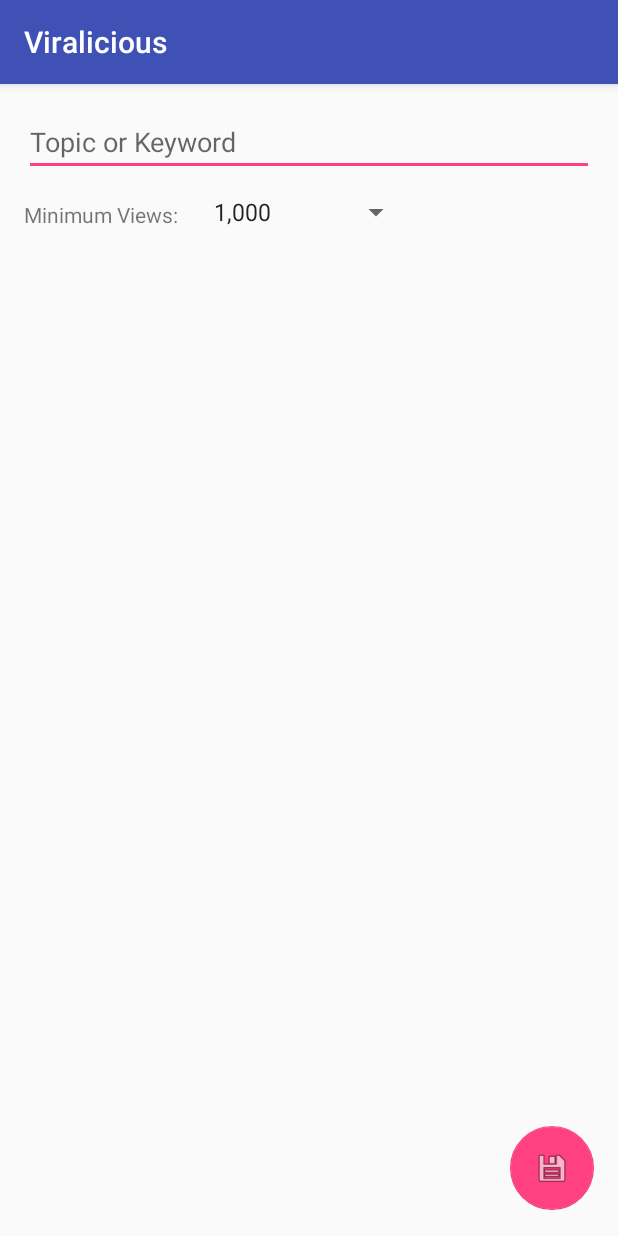
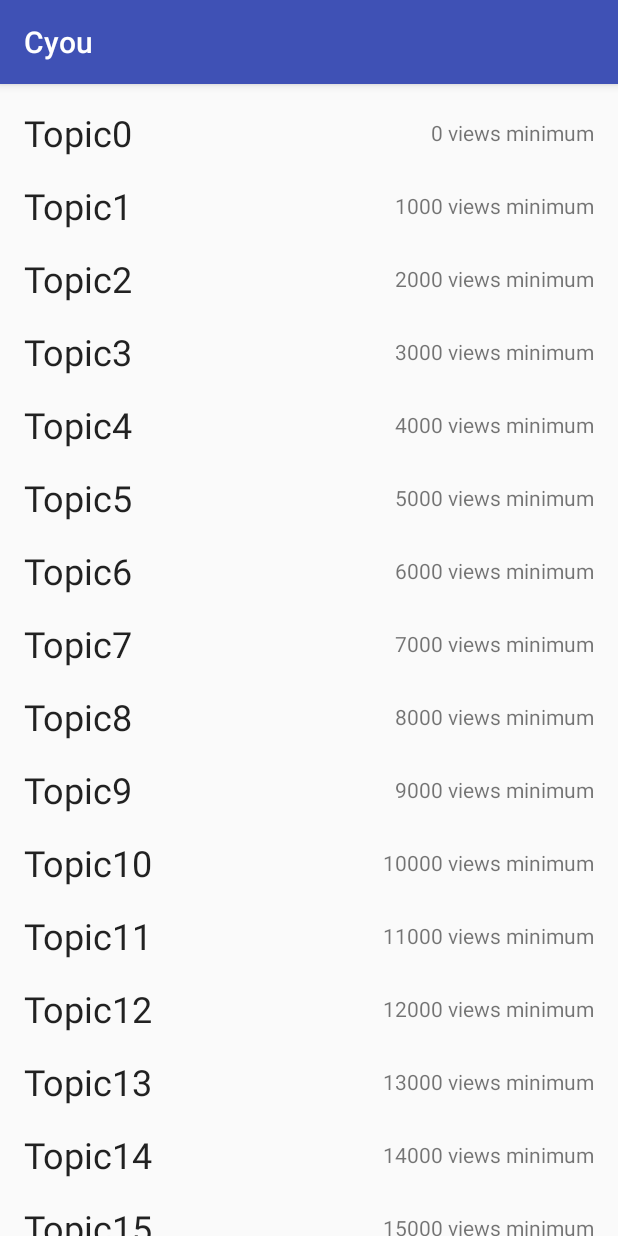
Before and after one commit to tkamat/Youwatch, an Android app: the screen it shows after launch (TopicPickerActivity before the commit, TopicRecyclerActivity after it), on a phone screen of 412 x 824 dp. Run offline under Robolectric (Android 15) with nearby library versions, the phone set to English and light mode, and no system bars.

Commit message:
Renamed app to Cyou

```diff
--- a/app/src/main/AndroidManifest.xml
+++ b/app/src/main/AndroidManifest.xml
@@ -1,6 +1,6 @@
 <manifest xmlns:android="http://schemas.android.com/apk/res/android"
 
-          package="com.tkamat.android.viralicious"
+          package="com.tkamat.android.cyou"
 >
 
     <application android:allowBackup="true"
@@ -9,7 +9,9 @@
                  android:roundIcon="@mipmap/ic_launcher_round"
                  android:supportsRtl="true"
                  android:theme="@style/AppTheme">
-        <activity android:name=".TopicPickerActivity">
+        <activity android:name="com.tkamat.android.cyou.TopicPickerActivity">
+        </activity>
+        <activity android:name="com.tkamat.android.cyou.TopicRecyclerActivity">
             <intent-filter>
                 <action android:name="android.intent.action.MAIN"/>
                 <category android:name="android.intent.category.LAUNCHER"/>
--- a/app/src/main/java/com/tkamat/android/viralicious/Topic.java
+++ b/app/src/main/java/com/tkamat/android/cyou/Topic.java
@@ -1,13 +1,17 @@
-package com.tkamat.android.viralicious;
+package com.tkamat.android.cyou;
 
 
+import java.util.UUID;
+
 public class Topic {
+    private UUID mID;
     private String mTopicName;
     private int mMinViews;
 
     public Topic(String mTopicName, int mMinViews) {
         this.mTopicName = mTopicName;
         this.mMinViews = mMinViews;
+        this.mID = UUID.randomUUID();
     }
 
     public String getmTopicName() {
@@ -25,4 +29,12 @@
     public void setmMinViews(int mMinViews) {
         this.mMinViews = mMinViews;
     }
+
+    public UUID getmID() {
+        return mID;
+    }
+
+    public void setmID(UUID mID) {
+        this.mID = mID;
+    }
 }
--- a/app/src/main/java/com/tkamat/android/viralicious/TopicList.java
+++ b/app/src/main/java/com/tkamat/android/cyou/TopicList.java
@@ -1,8 +1,11 @@
-package com.tkamat.android.viralicious;
+package com.tkamat.android.cyou;
 
 import android.content.Context;
 import android.database.sqlite.SQLiteDatabase;
 import database.TopicDatabaseHelper;
+
+import java.util.ArrayList;
+import java.util.List;
 
 public class TopicList {
     private static TopicList sTopicList;
@@ -21,5 +24,12 @@
             return sTopicList;
     }
 
+    public List<Topic> getTopics() {
+        List<Topic> test = new ArrayList<>();
+        for (int i = 0; i < 100; i++) {
+            test.add(new Topic("Topic" + i, 1000*i));
+        }
+        return test;
+    }
 
 }
--- a/app/src/main/java/com/tkamat/android/viralicious/TopicPickerFragment.java
+++ b/app/src/main/java/com/tkamat/android/cyou/TopicPickerFragment.java
@@ -1,10 +1,7 @@
-package com.tkamat.android.viralicious;
+package com.tkamat.android.cyou;
 
-import android.content.Context;
-import android.net.Uri;
 import android.os.Bundle;
 import android.support.v4.app.Fragment;
-import android.view.KeyEvent;
 import android.view.LayoutInflater;
 import android.view.View;
 import android.view.ViewGroup;
--- /dev/null
+++ b/app/src/main/java/com/tkamat/android/cyou/TopicRecyclerActivity.java
@@ -0,0 +1,30 @@
+package com.tkamat.android.cyou;
+
+import android.os.Bundle;
+import android.support.annotation.Nullable;
+import android.support.v4.app.Fragment;
+import android.support.v4.app.FragmentManager;
+import android.support.v7.app.AppCompatActivity;
+
+/**
+ * @author Tushaar Kamat
+ * @version 9/8/17
+ */
+
+public class TopicRecyclerActivity extends AppCompatActivity {
+
+    @Override
+    protected void onCreate(@Nullable Bundle savedInstanceState) {
+        super.onCreate(savedInstanceState);
+        setContentView(R.layout.activity_fragment);
+
+        FragmentManager fm = getSupportFragmentManager();
+        Fragment fragment = fm.findFragmentById(R.id.fragment_container);
+
+        if (fragment == null) {
+            fragment = TopicRecyclerFragment.newInstance();
+            fm.beginTransaction().add(R.id.fragment_container, fragment).commit();
+        }
+    }
+
+}
--- /dev/null
+++ b/app/src/main/java/com/tkamat/android/cyou/TopicRecyclerFragment.java
@@ -0,0 +1,111 @@
+package com.tkamat.android.cyou;
+
+import android.content.Intent;
+import android.os.Bundle;
+import android.support.annotation.Nullable;
+import android.support.v4.app.Fragment;
+import android.support.v7.widget.LinearLayoutManager;
+import android.support.v7.widget.RecyclerView;
+import android.view.LayoutInflater;
+import android.view.View;
+import android.view.ViewGroup;
+import android.widget.TextView;
+
+import java.util.List;
+
+public class TopicRecyclerFragment extends Fragment {
+    private RecyclerView mTopicRecyclerView;
+    private TopicAdapter mTopicAdapter;
+
+    @Override
+    public void onCreate(@Nullable Bundle savedInstanceState) {
+        super.onCreate(savedInstanceState);
+        setHasOptionsMenu(true);
+    }
+
+    @Nullable
+    @Override
+    public View onCreateView(LayoutInflater inflater, @Nullable ViewGroup container, @Nullable Bundle savedInstanceState) {
+        View v = inflater.inflate(R.layout.fragment_topic_list, container, false);
+        mTopicRecyclerView = (RecyclerView) v.findViewById(R.id.topic_recycler_view);
+        mTopicRecyclerView.setLayoutManager(new LinearLayoutManager(getActivity()));
+        updateUI();
+
+        return v;
+    }
+
+    public static TopicRecyclerFragment newInstance() {
+        TopicRecyclerFragment fragment = new TopicRecyclerFragment();
+        Bundle args = new Bundle();
+        fragment.setArguments(args);
+        return fragment;
+    }
+
+    private void updateUI() {
+        TopicList topicList = TopicList.get(getActivity());
+        List<Topic> topics = topicList.getTopics();
+
+        if (mTopicAdapter == null) {
+            mTopicAdapter = new TopicAdapter(topics);
+            mTopicRecyclerView.setAdapter(mTopicAdapter);
+        } else {
+            mTopicAdapter.setmTopics(topics);
+            mTopicAdapter.notifyDataSetChanged();
+        }
+    }
+
+    private class TopicHolder extends RecyclerView.ViewHolder implements View.OnClickListener {
+        private Topic mTopic;
+        private TextView mTopicText;
+        private TextView mMinimumViews;
+
+        public TopicHolder(LayoutInflater inflater, ViewGroup parent) {
+            super(inflater.inflate(R.layout.list_item_topic, parent, false));
+            mTopicText = (TextView) itemView.findViewById(R.id.topic_text);
+            mMinimumViews = (TextView) itemView.findViewById(R.id.minimum_views);
+            itemView.setOnClickListener(this);
+        }
+
+        public void bind(Topic topic) {
+            mTopic = topic;
+            mTopicText.setText(mTopic.getmTopicName());
+            mMinimumViews.setText(mTopic.getmMinViews() + " views minimum");
+        }
+
+        @Override
+        public void onClick(View view) {
+            Intent intent = TopicPickerActivity.newIntent(getActivity(), mTopic.getmID());
+            startActivity(intent);
+        }
+    }
+
+    private class TopicAdapter extends RecyclerView.Adapter<TopicHolder> {
+        private List<Topic> mTopics;
+
+        public TopicAdapter(List<Topic> mTopics) {
+            this.mTopics = mTopics;
+        }
+
+        @Override
+        public TopicHolder onCreateViewHolder(ViewGroup parent, int viewType) {
+            LayoutInflater layoutInflater = LayoutInflater.from(getActivity());
+            return new TopicHolder(layoutInflater, parent);
+        }
+
+        @Override
+        public void onBindViewHolder(TopicHolder holder, int position) {
+            Topic topic = mTopics.get(position);
+            holder.bind(topic);
+        }
+
+        @Override
+        public int getItemCount() {
+            return mTopics.size();
+        }
+
+        public void setmTopics(List<Topic> mTopics) {
+            this.mTopics = mTopics;
+        }
+    }
+
+}
--- a/app/src/main/java/database/TopicDatabaseHelper.java
+++ b/app/src/main/java/database/TopicDatabaseHelper.java
@@ -3,7 +3,6 @@
 import android.content.Context;
 import android.database.sqlite.SQLiteDatabase;
 import android.database.sqlite.SQLiteOpenHelper;
-import com.tkamat.android.viralicious.Topic;
 
 import static database.TopicDatabaseSchema.*;
 
@@ -21,6 +20,7 @@
     public void onCreate(SQLiteDatabase sqLiteDatabase) {
         sqLiteDatabase.execSQL("create table " + TopicTable.NAME + "(" +
                 " _id integer primary key autoincrement, " +
+                TopicTable.Cols.UUID + ", " +
                 TopicTable.Cols.TOPIC + ", " +
                 TopicTable.Cols.VIEWS + ")"
         );
--- a/app/src/main/java/database/TopicDatabaseSchema.java
+++ b/app/src/main/java/database/TopicDatabaseSchema.java
@@ -1,15 +1,11 @@
 package database;
-
-/**
- * @author Tushaar Kamat
- * @version 9/8/17
- */
 
 public class TopicDatabaseSchema {
     public static final class TopicTable {
         public static final String NAME = "topics";
 
         public static final class Cols {
+            public static final String UUID = "uuid";
             public static final String TOPIC = "topic";
             public static final String VIEWS = "views";
         }
--- /dev/null
+++ b/app/src/main/res/layout/fragment_topic_list.xml
@@ -0,0 +1,6 @@
+<?xml version="1.0" encoding="utf-8"?>
+<android.support.v7.widget.RecyclerView xmlns:android="http://schemas.android.com/apk/res/android"
+                                        android:id="@+id/topic_recycler_view"
+                                        android:layout_width="match_parent"
+                                        android:layout_height="match_parent">
+</android.support.v7.widget.RecyclerView>
--- /dev/null
+++ b/app/src/main/res/layout/list_item_topic.xml
@@ -0,0 +1,24 @@
+<?xml version="1.0" encoding="utf-8"?>
+<android.support.constraint.ConstraintLayout xmlns:app="http://schemas.android.com/apk/res-auto" android:layout_height="wrap_content"
+                                             android:layout_width="match_parent"
+                                             xmlns:android="http://schemas.android.com/apk/res/android"
+                                             xmlns:tools="http://schemas.android.com/tools"
+                                             android:orientation="vertical"
+>
+
+    <TextView
+            android:text="Topic Title"
+            android:layout_width="wrap_content"
+            android:layout_height="wrap_content"
+            android:id="@+id/topic_text" app:layout_constraintTop_toTopOf="parent"
+            android:layout_marginTop="16dp" android:layout_marginLeft="16dp"
+            app:layout_constraintLeft_toLeftOf="parent"
+            android:textAppearance="@style/TextAppearance.AppCompat.Headline"/>
+    <TextView
+            android:text="Views"
+            android:layout_width="wrap_content"
+            android:layout_height="wrap_content" app:layout_constraintTop_toTopOf="parent"
+            app:layout_constraintBottom_toBottomOf="parent"
+            android:id="@+id/minimum_views" android:layout_marginRight="16dp"
+            app:layout_constraintRight_toRightOf="parent" android:layout_marginTop="16dp"/>
+</android.support.constraint.ConstraintLayout>
--- a/app/src/main/res/values/strings.xml
+++ b/app/src/main/res/values/strings.xml
@@ -1,5 +1,5 @@
 <resources>
-    <string name="app_name">Viralicious</string>
+    <string name="app_name">Cyou</string>
     <string name="hint_topic">Topic or Keyword</string>
     <string name="hint_views">Minimum Views:</string>
     <string name="text_videos_past_month">%1$d matches with %2$d views or more last month</string>
```
Also changed, not shown: app/src/main/java/com/tkamat/android/cyou/TopicPickerActivity.java (renamed from app/src/main/java/com/tkamat/android/viralicious/TopicPickerActivity.java, +13 -3 lines), app/src/main/res/layout/activity_fragment.xml (renamed from app/src/main/res/layout/activity_topic_picker.xml), 4 other files.
